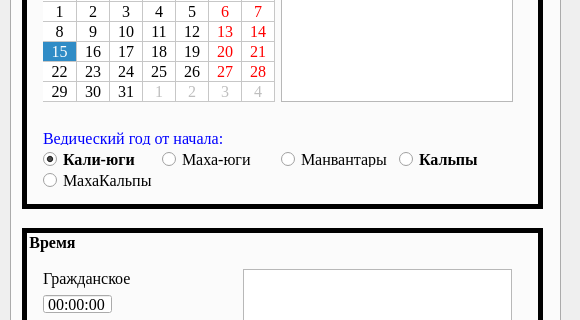
Above: mainwindow.ui from serg-lar/sun-moon-time before the change; both pictures show x 0 to 580 and y 214 to 534 of the 580 by 710 pixel window. Below: the same form after it.
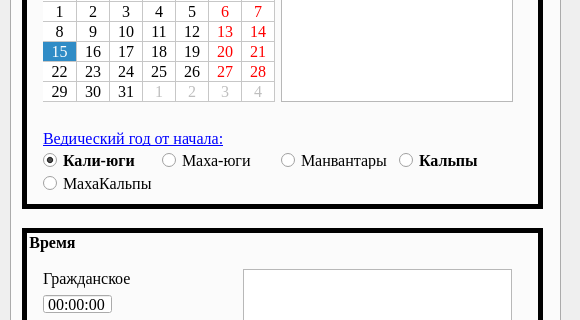
That is the form after the change. The open tabs and pages were chosen to show the change. Icons and pictures are not drawn. Custom widgets are drawn as their Qt base class.

```diff
--- a/mainwindow.ui
+++ b/mainwindow.ui
@@ -268,7 +268,7 @@
          <x>10</x>
          <y>250</y>
          <width>491</width>
-         <height>81</height>
+         <height>85</height>
         </rect>
        </property>
        <property name="font">
```
Left out of the diff: 2 changed lines with no effect on the pictures.
